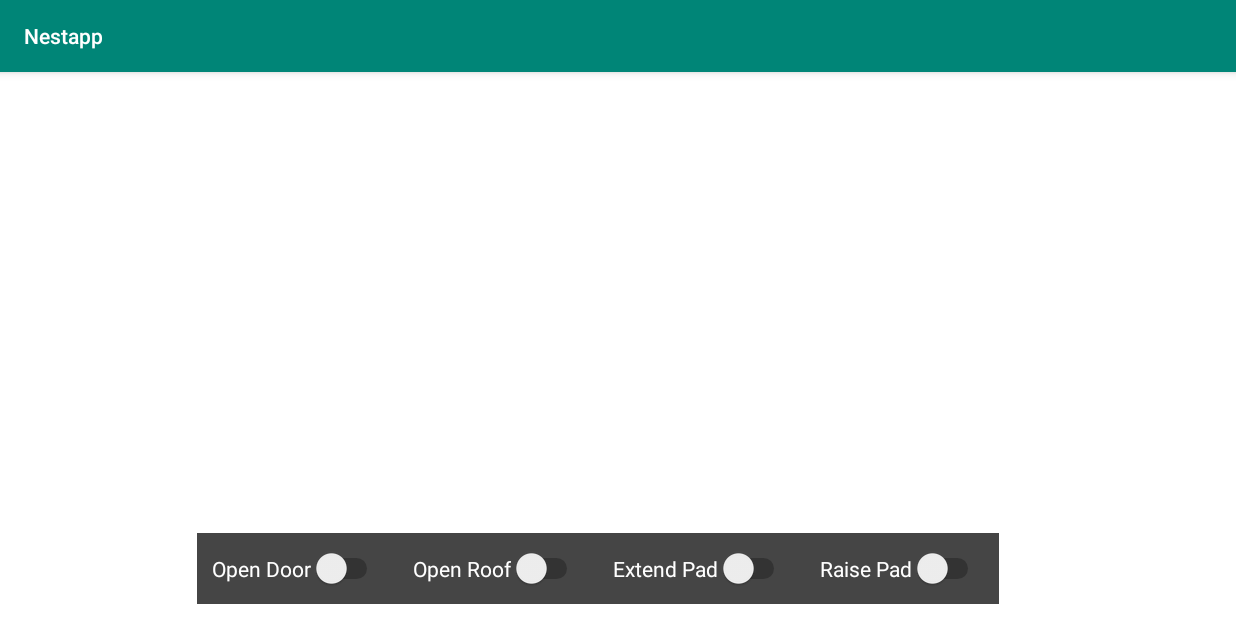
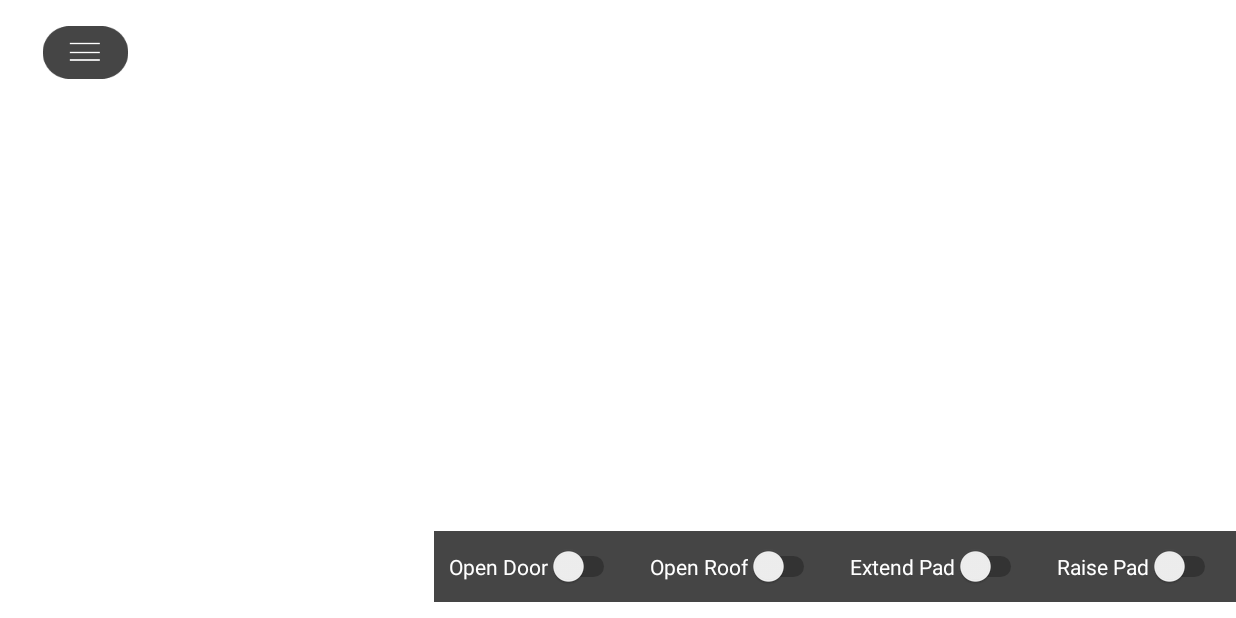
Before and after one commit to lpjune/Nest, an Android app: the screen it shows after launch (MainActivity), on a phone screen of 824 x 412 dp (held sideways). Run offline under Robolectric (Android 15) with nearby library versions, the phone set to English and light mode, and no system bars.

Commit message:
removed action bar, added menu button, button is not constrained

```diff
--- a/app/src/main/AndroidManifest.xml
+++ b/app/src/main/AndroidManifest.xml
@@ -13,7 +13,6 @@
             android:screenOrientation="landscape">
             <intent-filter>
                 <action android:name="android.intent.action.MAIN" />
-
                 <category android:name="android.intent.category.LAUNCHER" />
             </intent-filter>
         </activity>
--- a/app/src/main/res/layout/activity_main.xml
+++ b/app/src/main/res/layout/activity_main.xml
@@ -6,20 +6,30 @@
     android:layout_width="match_parent"
     android:layout_height="match_parent"
     tools:context=".MainActivity"
-    android:background ="#ffff">
+    android:background ="#ffffff">
+
+    <ImageButton
+        android:layout_width="wrap_content"
+        android:layout_height="wrap_content"
+        android:id="@+id/menu_button"
+        android:src="@drawable/menu_button"
+        android:scaleX=".5"
+        android:scaleY=".5"
+        android:background="@android:color/white"/>
+
 
     <LinearLayout xmlns:android="http://schemas.android.com/apk/res/android"
         android:id="@+id/control_panel"
         android:layout_width="wrap_content"
         android:layout_height="wrap_content"
-        android:layout_alignParentLeft="true"
+        android:layout_alignParentStart="true"
         android:layout_alignParentTop="true"
         android:background="#E5303030"
         android:orientation="horizontal"
         app:layout_constraintBottom_toBottomOf="parent"
         app:layout_constraintEnd_toEndOf="parent"
         app:layout_constraintHorizontal_bias="0.454"
-        app:layout_constraintStart_toStartOf="parent"
+        app:layout_constraintLeft_toRightOf="@id/menu_button"
         app:layout_constraintTop_toTopOf="parent"
         app:layout_constraintVertical_bias="0.97">
 
@@ -28,36 +38,32 @@
             android:layout_margin="@dimen/switch_margin"
             android:layout_width="wrap_content"
             android:layout_height="wrap_content"
-            android:layout_marginStart="0dp"
             android:text="@string/open_door"
-            android:textColor="@android:color/white"/>
+            android:textColor="@color/ButtonTextColor" />
 
         <Switch
             android:id="@+id/roofswitch"
             android:layout_margin="@dimen/switch_margin"
             android:layout_width="wrap_content"
             android:layout_height="wrap_content"
-            android:layout_marginStart="0dp"
             android:text="@string/open_roof"
-            android:textColor="@android:color/white"/>
+            android:textColor="@color/ButtonTextColor" />
 
         <Switch
             android:id="@+id/extendpadswitch"
             android:layout_margin="@dimen/switch_margin"
             android:layout_width="wrap_content"
             android:layout_height="wrap_content"
-            android:layout_marginStart="0dp"
             android:text="@string/extend_pad"
-            android:textColor="@android:color/white"/>
+            android:textColor="@color/ButtonTextColor" />
 
         <Switch
             android:id="@+id/raisepadswitch"
             android:layout_margin="@dimen/switch_margin"
             android:layout_width="wrap_content"
             android:layout_height="wrap_content"
-            android:layout_marginEnd="0dp"
             android:text="@string/raise_pad"
-            android:textColor="@android:color/white"/>
+            android:textColor="@color/ButtonTextColor" />
     </LinearLayout>
 
 </android.support.constraint.ConstraintLayout>
--- a/app/src/main/res/values/colors.xml
+++ b/app/src/main/res/values/colors.xml
@@ -1,5 +1,6 @@
 <?xml version="1.0" encoding="utf-8"?>
 <resources>
+    <color name="ButtonTextColor">#FFFFFF</color>
     <color name="colorPrimary">#008577</color>
     <color name="colorPrimaryDark">#00574B</color>
     <color name="colorAccent">#D81B60</color>
--- a/app/src/main/res/values/styles.xml
+++ b/app/src/main/res/values/styles.xml
@@ -1,7 +1,7 @@
 <resources>
 
     <!-- Base application theme. -->
-    <style name="AppTheme" parent="Theme.AppCompat.Light.DarkActionBar">
+    <style name="AppTheme" parent="Theme.AppCompat.Light.NoActionBar">
         <!-- Customize your theme here. -->
         <item name="colorPrimary">@color/colorPrimary</item>
         <item name="colorPrimaryDark">@color/colorPrimaryDark</item>
```
Also changed, not shown: app/src/main/res/drawable/menu_button.png (added).
